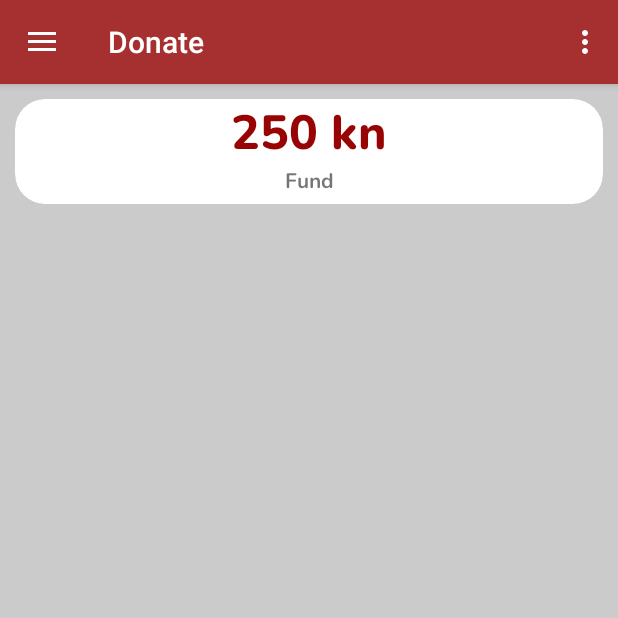
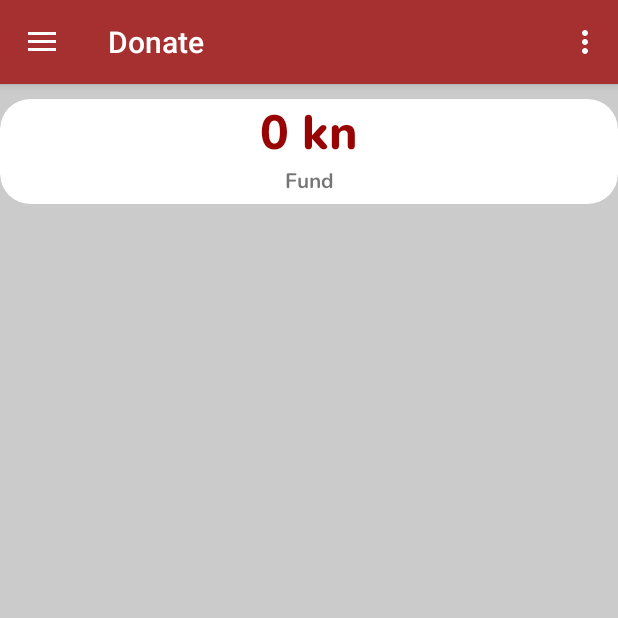
Before and after one commit to a-subasic/RunRaiser, an Android app: the screen it shows after launch (MainActivity), in the side drawer, after a tap on "Donate", on a phone screen of 412 x 824 dp, the top half of it. Run offline under Robolectric (Android 15) with nearby library versions, the phone set to English and light mode, and no system bars; our stand-ins replace Firebase (no records; nobody signed in at launch, a user with empty details on screens opened directly), navigation-ui; libraries missing offline, so code that uses them is left out: com.firebase.geofire; pictures from the network do not load; 3 statements that could not run were skipped.

Commit message:
Add donations functionality, set min and max value of money donated, save donation history

```diff
--- a/app/src/main/java/com/example/runraiser/Firebase.kt
+++ b/app/src/main/java/com/example/runraiser/Firebase.kt
@@ -13,6 +13,7 @@ class Firebase {
         var databaseUsers: DatabaseReference? = database!!.reference.child("Users")
         var databaseTrainings: DatabaseReference? = database!!.reference.child("Trainings")
         var databaseOrganizations: DatabaseReference? = database!!.reference.child("Organizations")
+        var databaseDonations: DatabaseReference? = database!!.reference.child("Donations")
         var userId: String = auth!!.currentUser!!.uid
         val currentUserDb = databaseUsers!!.child(userId)
     }
--- a/app/src/main/java/com/example/runraiser/authenticationActivities/CreateAccountActivity.kt
+++ b/app/src/main/java/com/example/runraiser/authenticationActivities/CreateAccountActivity.kt
@@ -216,6 +216,7 @@ class CreateAccountActivity : AppCompatActivity() {
                                 false,
                                 0.00,
                                 0.00,
+                                0,
                                 0
                             )
                             currentUserDb.setValue(user).addOnSuccessListener {
@@ -284,4 +285,4 @@ class CreateAccountActivity : AppCompatActivity() {
 }
 
 class User(val id: String, val email: String, val fullName: String, val username: String, val profilePhotoUrl: String,
-           val inTraining: Boolean, val lastLat: Double, val lastLng: Double, val fund: Int)
+           val inTraining: Boolean, val lastLat: Double, val lastLng: Double, val fund: Int, val sumDonationsMoney: Int)
--- a/app/src/main/java/com/example/runraiser/ui/donate/DonateFragment.kt
+++ b/app/src/main/java/com/example/runraiser/ui/donate/DonateFragment.kt
@@ -28,6 +28,10 @@ class DonateFragment : Fragment() {
     private lateinit var donateViewModel: DonateViewModel
     private lateinit var organizationsAdapter: OrganizationsRecyclerAdapter
 
+    companion object {
+        var fund: Int = 0
+    }
+
     override fun onCreateView(
         inflater: LayoutInflater,
         container: ViewGroup?,
@@ -46,6 +50,7 @@ class DonateFragment : Fragment() {
             }
             override fun onDataChange(snapshot: DataSnapshot) {
                 tv_fund.text = snapshot.value.toString() + " kn"
+                fund = snapshot.value.toString().toInt()
             }
         })
 
--- a/app/src/main/java/com/example/runraiser/ui/home/HomeFragment.kt
+++ b/app/src/main/java/com/example/runraiser/ui/home/HomeFragment.kt
@@ -134,7 +134,7 @@ class HomeFragment : Fragment(), OnMapReadyCallback {
                 .setView(mDialogView)
                 .setTitle("Training Setup")
 
-            val  mAlertDialog = mBuilder.show()
+            val mAlertDialog = mBuilder.show()
 
             mDialogView.ok_btn.setOnClickListener {
                 //get text from EditTexts of custom layout
--- a/app/src/main/res/layout/fragment_donate.xml
+++ b/app/src/main/res/layout/fragment_donate.xml
@@ -11,14 +11,16 @@
         android:id="@+id/cardView"
         android:layout_width="match_parent"
         android:layout_height="wrap_content"
+        android:layout_marginTop="10dp"
+        android:layout_marginVertical="10dp"
         app:cardCornerRadius="20dp"
         app:cardElevation="0dp"
-        android:layout_marginTop="10dp"
-        android:layout_marginHorizontal="10dp"
-        app:cardPreventCornerOverlap="false"
+        app:cardPreventCornerOverlap="true"
+        app:layout_constraintBottom_toBottomOf="parent"
         app:layout_constraintEnd_toEndOf="parent"
         app:layout_constraintStart_toStartOf="parent"
-        app:layout_constraintTop_toTopOf="parent">
+        app:layout_constraintTop_toTopOf="parent"
+        app:layout_constraintVertical_bias="0.0">
 
         <LinearLayout
             android:layout_width="match_parent"
@@ -29,17 +31,18 @@
                 android:id="@+id/tv_fund"
                 android:layout_width="match_parent"
                 android:layout_height="wrap_content"
+                android:fontFamily="@font/nunito_extrabold"
                 android:gravity="center"
-                android:textSize="32sp"
-                android:fontFamily="@font/nunito_extrabold"
+                android:text="0 kn"
                 android:textColor="@color/colorPrimaryDark"
-                android:text="250 kn" />
+                android:textSize="32sp" />
+
             <TextView
                 android:layout_width="match_parent"
                 android:layout_height="wrap_content"
+                android:fontFamily="@font/nunito_bold"
                 android:gravity="center"
                 android:paddingBottom="5dp"
-                android:fontFamily="@font/nunito_bold"
                 android:text="Fund" />
 
         </LinearLayout>
@@ -48,10 +51,9 @@
 
     <RelativeLayout
         android:layout_width="match_parent"
-        android:layout_height="wrap_content"
+        android:layout_height="match_parent"
         android:layout_marginHorizontal="10dp"
-        android:layout_marginTop="10dp"
-        app:layout_constraintEnd_toEndOf="parent"
+        android:layout_marginTop="80dp"
         app:layout_constraintStart_toStartOf="parent"
         app:layout_constraintTop_toBottomOf="@+id/cardView">
 
```
Also changed, not shown: app/src/main/java/com/example/runraiser/ui/donate/InputFilterMinMax.java (added, +36 -0 lines), app/src/main/java/com/example/runraiser/ui/donate/OrganizationsRecyclerAdapter.kt (+80 -1 lines), app/src/main/res/layout/donation_dialog.xml (added, +59 -0 lines).
